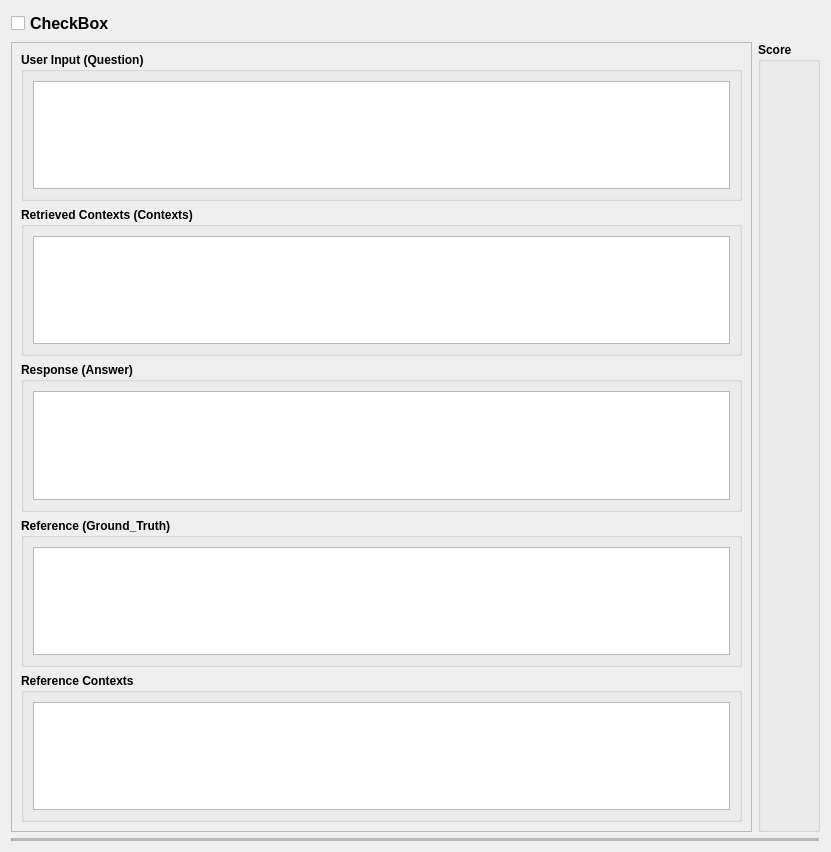
First picture: the form in chatgpt_performance_metric/source/ui_designer/main_widget.ui, repository tom-shin/perf_metric, before the edit.
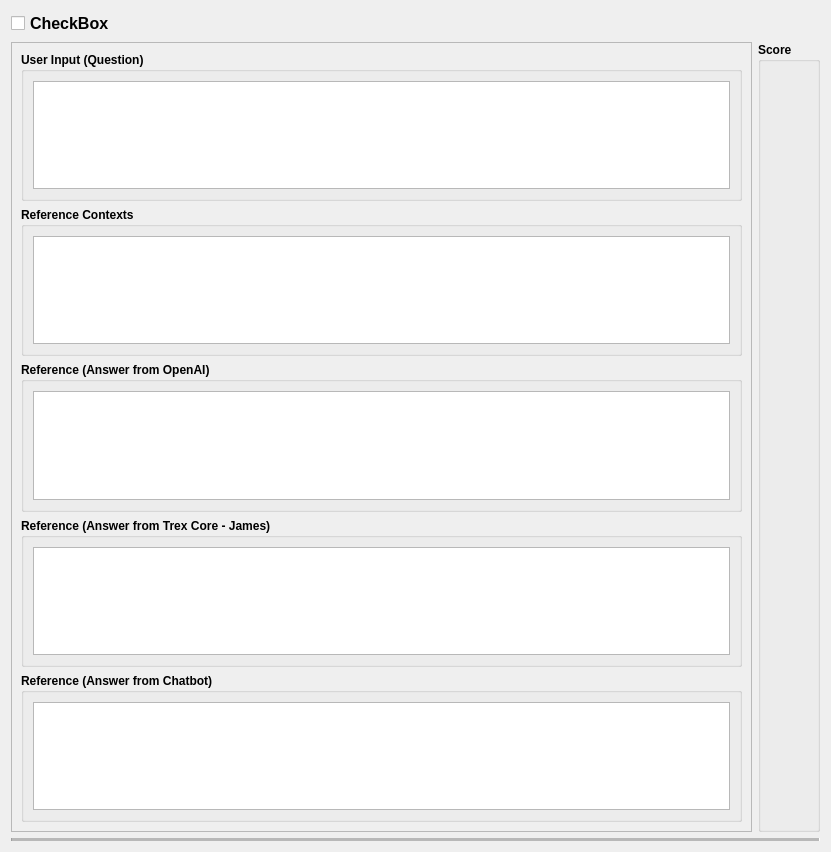
Second picture: the form after the edit.

Commit message:
add chatbot eval.
.

```diff
--- a/chatgpt_performance_metric/source/ui_designer/main_widget.ui
+++ b/chatgpt_performance_metric/source/ui_designer/main_widget.ui
@@ -92,7 +92,7 @@
            </font>
           </property>
           <property name="title">
-           <string>Retrieved Contexts (Contexts)</string>
+           <string>Reference Contexts</string>
           </property>
           <layout class="QVBoxLayout" name="verticalLayout">
            <item>
@@ -126,7 +126,7 @@
            </font>
           </property>
           <property name="title">
-           <string>Response (Answer)</string>
+           <string>Reference (Answer from OpenAI)</string>
           </property>
           <layout class="QHBoxLayout" name="horizontalLayout_3">
            <item>
@@ -160,7 +160,7 @@
            </font>
           </property>
           <property name="title">
-           <string>Reference (Ground_Truth)</string>
+           <string>Reference (Answer from Trex Core - James)</string>
           </property>
           <layout class="QVBoxLayout" name="verticalLayout_7">
            <item>
@@ -194,7 +194,7 @@
            </font>
           </property>
           <property name="title">
-           <string>Reference Contexts</string>
+           <string>Reference (Answer from Chatbot)</string>
           </property>
           <layout class="QVBoxLayout" name="verticalLayout_8">
            <item>
```
The commit also changes 15 other files.
